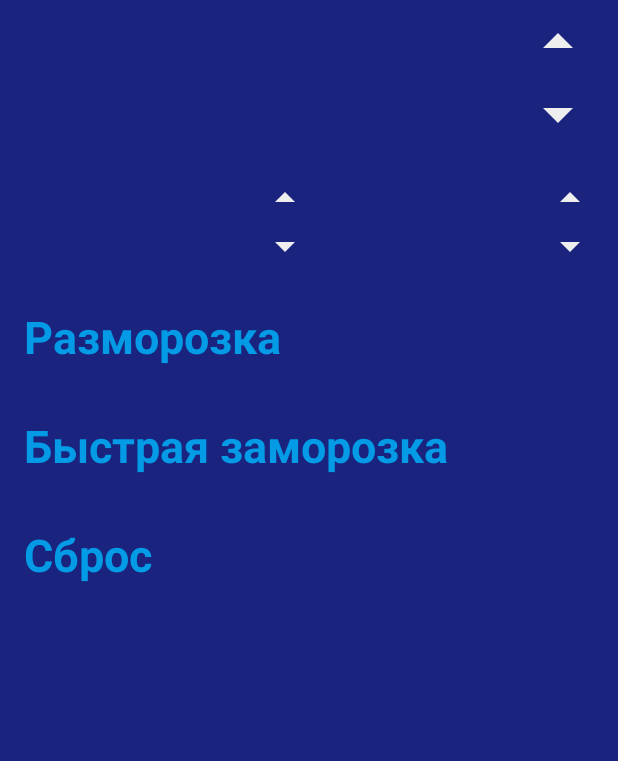
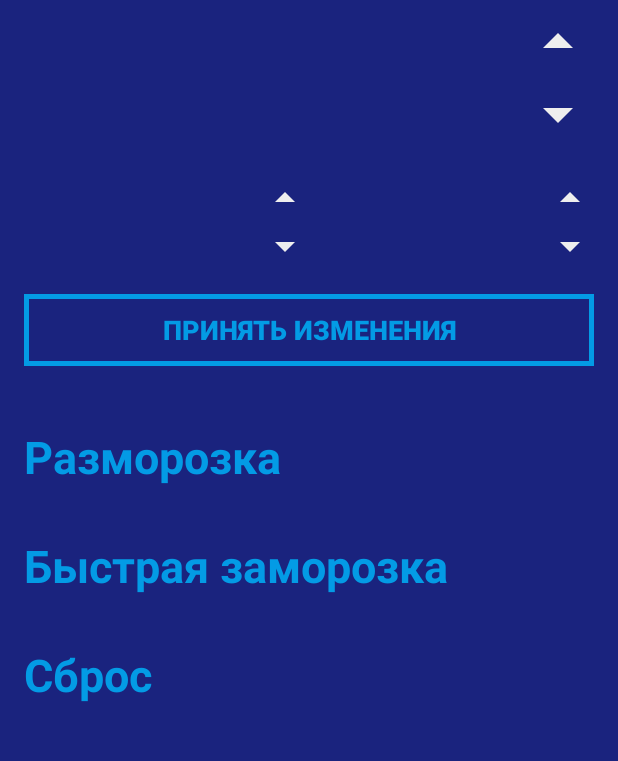
Before and after one commit to CavInc/FrozerRemoteControl, an Android app: the fragment ControlFragment placed in its activity, on a phone screen of 412 x 824 dp, the part 144-905 px from its top. Run offline under Robolectric (Android 15) with nearby library versions, the phone set to English and light mode, and no system bars; libraries missing offline, so code that uses them is left out: com.journeyapps.barcodescanner; 4 statements that could not run were skipped.

Commit message:
Перелано получение изменение параметров

```diff
--- a/app/src/main/java/tk/cavinc/frozerremotecontrol/data/managers/DataManager.java
+++ b/app/src/main/java/tk/cavinc/frozerremotecontrol/data/managers/DataManager.java
@@ -34,7 +34,7 @@ public class DataManager {
 
     public DataManager(){
         mContext = App.getsContext();
-        mDeviceControl = new DeviceControlModel(0,0);
+        mDeviceControl = new DeviceControlModel(0,0,0,0);
     }
 
     // возвращает путь к локальной папки приложения
--- a/app/src/main/java/tk/cavinc/frozerremotecontrol/ui/activity/MainActivity.java
+++ b/app/src/main/java/tk/cavinc/frozerremotecontrol/ui/activity/MainActivity.java
@@ -1,7 +1,12 @@
 package tk.cavinc.frozerremotecontrol.ui.activity;
 
+import android.Manifest;
+import android.content.pm.PackageManager;
+import android.support.annotation.NonNull;
+import android.support.v4.app.ActivityCompat;
 import android.support.v4.app.Fragment;
 import android.support.v4.app.FragmentTransaction;
+import android.support.v4.content.ContextCompat;
 import android.support.v7.app.AlertDialog;
 import android.support.v7.app.AppCompatActivity;
 import android.os.Bundle;
@@ -17,6 +22,7 @@ import tk.cavinc.frozerremotecontrol.ui.fragments.SaveFragment;
 import tk.cavinc.frozerremotecontrol.ui.fragments.StartFragment;
 
 public class MainActivity extends AppCompatActivity implements View.OnClickListener{
+    private static final int REQUEST_CAMERA_CODE = 543;
     private DataManager mDataManager;
 
     @Override
@@ -72,5 +78,18 @@ public class MainActivity extends AppCompatActivity implements View.OnClickListe
                     .setNegativeButton(R.string.dialog_close,null);
             builder.show();
         }
+        checkPermissions();
+    }
+
+    private void checkPermissions(){
+        if (ContextCompat.checkSelfPermission(this, Manifest.permission.CAMERA) != PackageManager.PERMISSION_GRANTED) {
+            ActivityCompat.requestPermissions(this,
+                    new String[]{Manifest.permission.CAMERA}, REQUEST_CAMERA_CODE);
+        }
+    }
+
+    @Override
+    public void onRequestPermissionsResult(int requestCode, @NonNull String[] permissions, @NonNull int[] grantResults) {
+        super.onRequestPermissionsResult(requestCode, permissions, grantResults);
     }
 }
--- a/app/src/main/res/layout/control_fragment.xml
+++ b/app/src/main/res/layout/control_fragment.xml
@@ -101,10 +101,22 @@
         </LinearLayout>
     </LinearLayout>
 
+    <Button
+        android:id="@+id/control_send_change"
+        android:layout_below="@id/ll2"
+        android:text="Принять изменения"
+        android:background="@drawable/button_border_bg"
+        android:textColor="@color/app_ligth_blue"
+        android:textSize="18sp"
+        android:textStyle="bold"
+        android:layout_marginTop="16dp"
+        android:layout_marginBottom="16dp"
+        android:layout_width="match_parent"
+        android:layout_height="wrap_content" />
 
     <TextView
         android:id="@+id/control_over_frozen"
-        android:layout_below="@id/ll2"
+        android:layout_below="@id/control_send_change"
         android:textSize="30sp"
         android:textStyle="bold"
         android:textColor="@color/app_ligth_blue"
```
Also changed, not shown: app/src/main/java/tk/cavinc/frozerremotecontrol/data/models/DeviceControlModel.java (+27 -0 lines), app/src/main/java/tk/cavinc/frozerremotecontrol/ui/fragments/ControlFragment.java (+61 -5 lines), app/src/main/java/tk/cavinc/frozerremotecontrol/utils/ParseData.java (+8 -4 lines).
